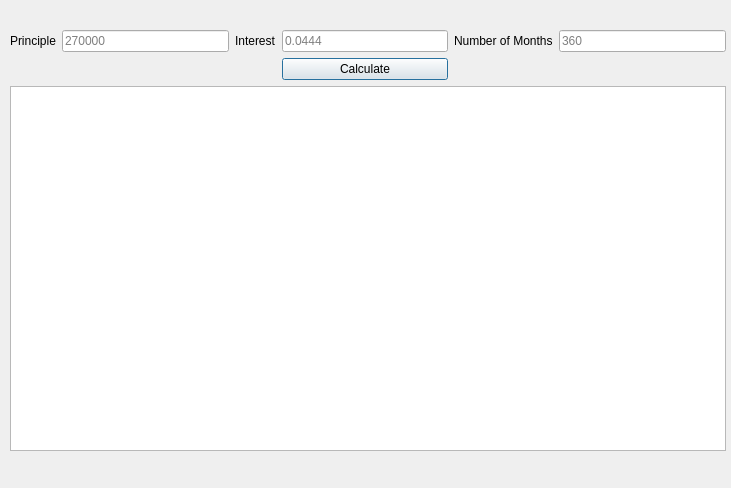
djotaku/amortization, file gui.ui: the form before one commit.
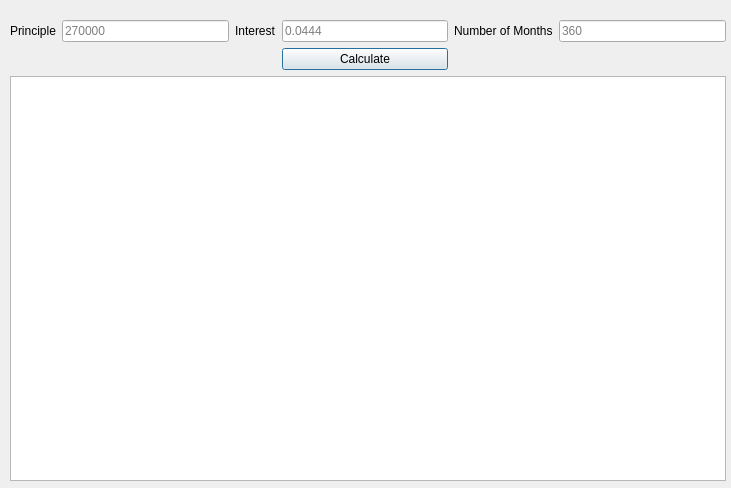
The form after the commit. Icons and pictures are not drawn.

Commit message: mostly just monkeying around with the GUI to try and make it stretch with the window. After running pylint on the GUI code, changed the imports around

```diff
--- a/gui.ui
+++ b/gui.ui
@@ -21,12 +21,18 @@
    <property name="geometry">
     <rect>
      <x>10</x>
-     <y>30</y>
+     <y>20</y>
      <width>716</width>
-     <height>421</height>
+     <height>461</height>
     </rect>
    </property>
-   <layout class="QGridLayout" name="gridLayout">
+   <layout class="QGridLayout" name="gridLayout" rowstretch="0,0,0,0">
+    <property name="sizeConstraint">
+     <enum>QLayout::SetDefaultConstraint</enum>
+    </property>
+    <property name="horizontalSpacing">
+     <number>6</number>
+    </property>
     <item row="0" column="5">
      <widget class="QLineEdit" name="lineEditMonth">
       <property name="placeholderText">
```
The commit also changes 3 other files.
